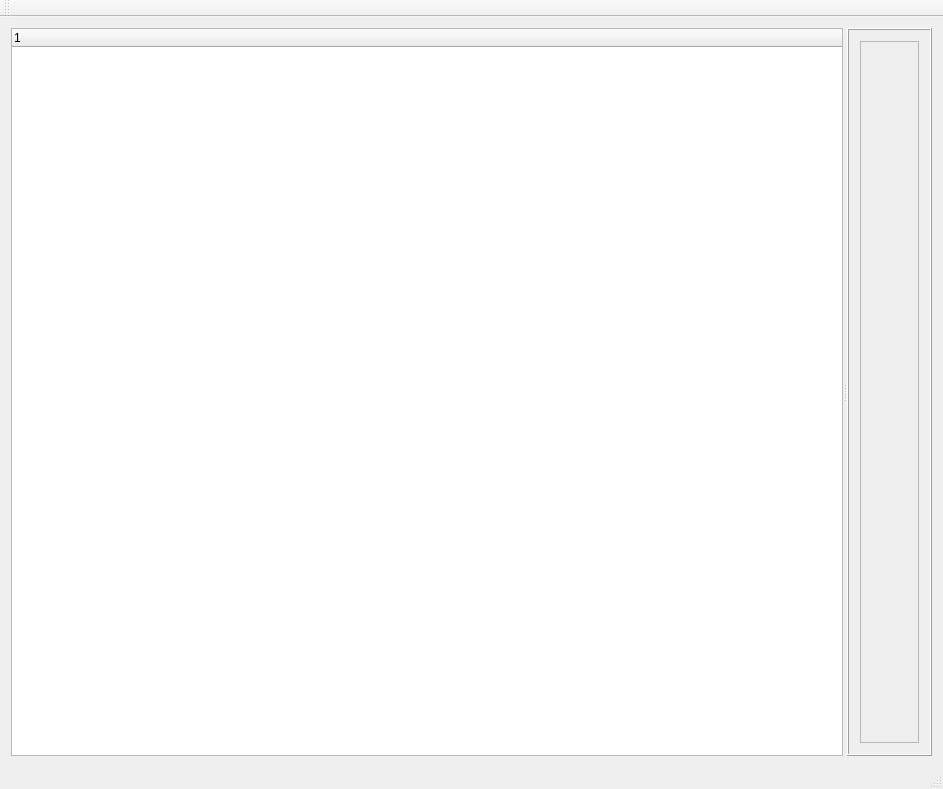
Qt form QtDynamixelTestTool/QtDynamixelTestTool/QtDynamixelTestTool.ui (ftkalcevic/dynamixel) before a commit.
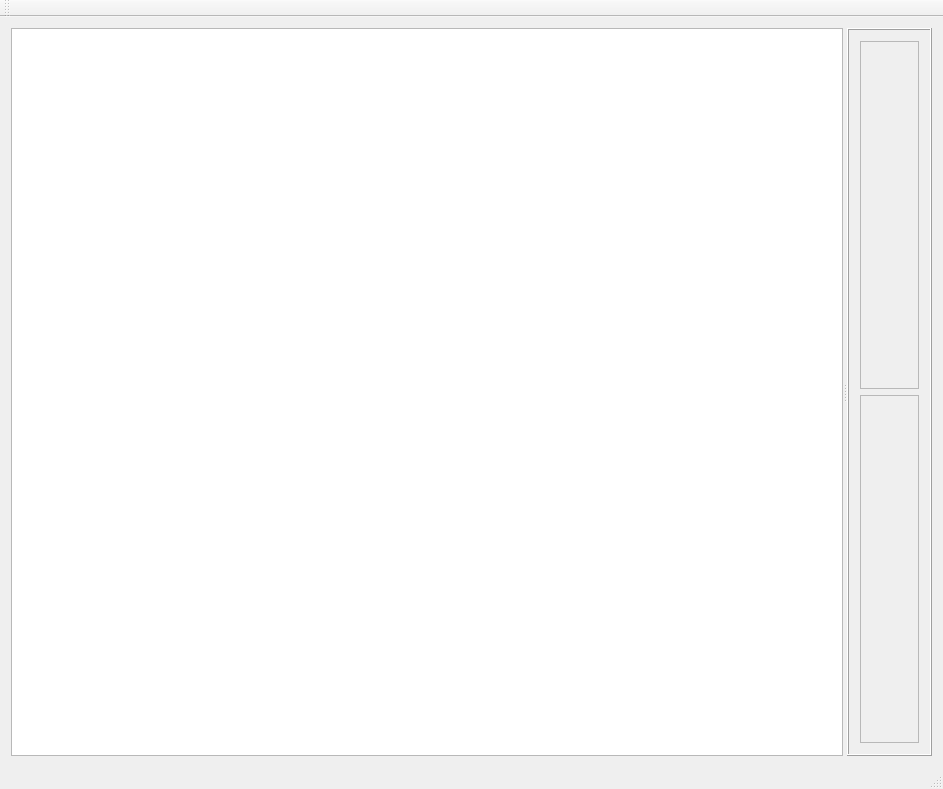
The same form after that commit. Icons and pictures are not drawn. Custom widgets are drawn as their Qt base class.

Commit message: Add Device frame

```diff
--- a/QtDynamixelTestTool/QtDynamixelTestTool/QtDynamixelTestTool.ui
+++ b/QtDynamixelTestTool/QtDynamixelTestTool/QtDynamixelTestTool.ui
@@ -30,6 +30,44 @@
          <height>0</height>
         </size>
        </property>
+       <property name="styleSheet">
+        <string notr="true">QTreeView::branch:has-siblings:!adjoins-item {
+    border-image: url(vline.png) 0;
+}
+
+QTreeView::branch:has-siblings:adjoins-item {
+    border-image: url(branch-more.png) 0;
+}
+
+QTreeView::branch:!has-children:!has-siblings:adjoins-item {
+    border-image: url(branch-end.png) 0;
+}
+
+QTreeView::branch:has-children:!has-siblings:closed,
+QTreeView::branch:closed:has-children:has-siblings {
+        border-image: none;
+        image: url(branch-closed.png);
+}
+
+QTreeView::branch:open:has-children:!has-siblings,
+QTreeView::branch:open:has-children:has-siblings  {
+        border-image: none;
+        image: url(branch-open.png);
+}
+</string>
+       </property>
+       <property name="rootIsDecorated">
+        <bool>true</bool>
+       </property>
+       <property name="itemsExpandable">
+        <bool>true</bool>
+       </property>
+       <property name="allColumnsShowFocus">
+        <bool>true</bool>
+       </property>
+       <attribute name="headerVisible">
+        <bool>false</bool>
+       </attribute>
        <column>
         <property name="text">
          <string notr="true">1</string>
@@ -46,8 +84,24 @@
        <layout class="QGridLayout" name="gridLayout_3">
         <item row="0" column="0">
          <widget class="ConnectivityFrame" name="frameConnectivity">
+          <property name="enabled">
+           <bool>false</bool>
+          </property>
           <property name="styleSheet">
-           <string notr="true">background-colour: rgb(156, 251, 255);</string>
+           <string notr="true"/>
+          </property>
+          <property name="frameShape">
+           <enum>QFrame::StyledPanel</enum>
+          </property>
+          <property name="frameShadow">
+           <enum>QFrame::Raised</enum>
+          </property>
+         </widget>
+        </item>
+        <item row="1" column="0">
+         <widget class="DeviceFrame" name="frameDevice">
+          <property name="enabled">
+           <bool>false</bool>
           </property>
           <property name="frameShape">
            <enum>QFrame::StyledPanel</enum>
@@ -91,6 +145,12 @@
    <header>connectivityframe.h</header>
    <container>1</container>
   </customwidget>
+  <customwidget>
+   <class>DeviceFrame</class>
+   <extends>QFrame</extends>
+   <header>DeviceFrame.h</header>
+   <container>1</container>
+  </customwidget>
  </customwidgets>
  <resources>
   <include location="QtDynamixelTestTool.qrc"/>
```
The commit also changes 12 other files.
